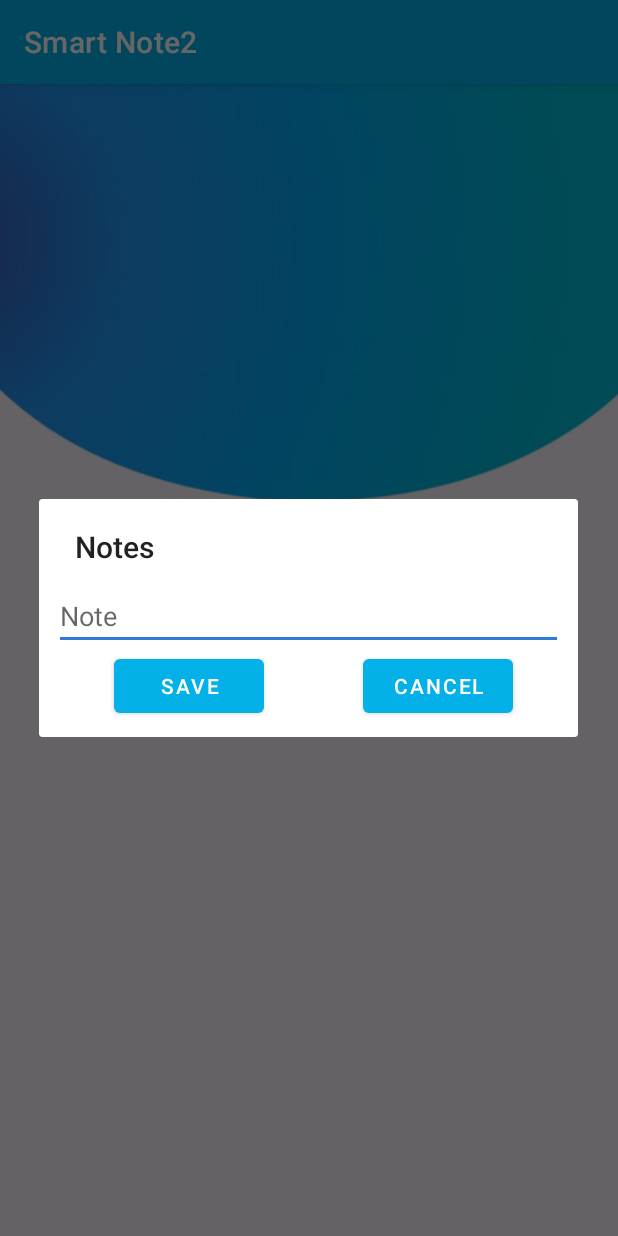
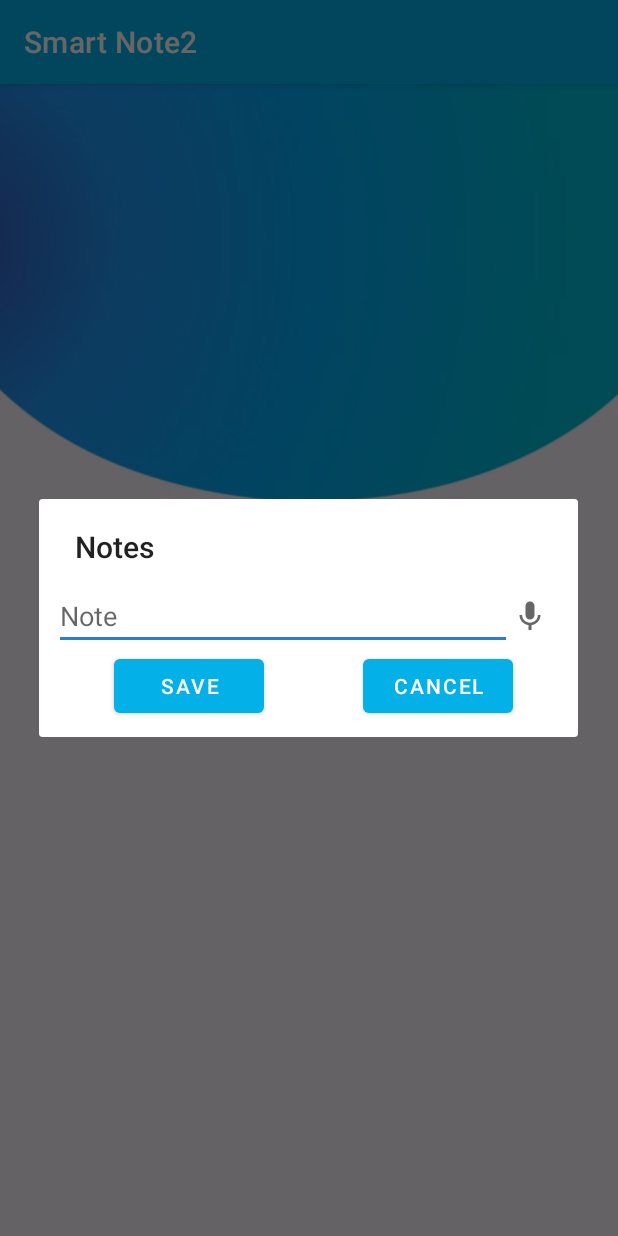
Before and after one commit to NovykovaNatalia/SmartNote, an Android app: the fragment TextNoteFragment shown on its own in the app's theme, after a tap on an icon or button, on a phone screen of 412 x 824 dp. Run offline under Robolectric (Android 15) with nearby library versions, the phone set to English and light mode, and no system bars.

Commit message:
Add STT features to TextNoteFragment.kt.

```diff
--- a/app/src/main/AndroidManifest.xml
+++ b/app/src/main/AndroidManifest.xml
@@ -2,6 +2,7 @@
 <manifest xmlns:android="http://schemas.android.com/apk/res/android"
     package="com.example.smartnote" >
     <uses-permission android:name="android.permission.RECORD_AUDIO"/>
+    <uses-permission android:name="android.permission.INTERNET"/>
     <uses-permission android:name="android.permission.READ_CALENDAR" />
     <uses-permission android:name="android.permission.WRITE_CALENDAR" />
 
--- a/app/src/main/res/layout/item_note.xml
+++ b/app/src/main/res/layout/item_note.xml
@@ -39,12 +39,11 @@
         android:layout_alignParentRight="true"
         android:layout_marginTop="30dp"
         android:layout_marginRight="20dp"
-        android:orientation="vertical">
+        android:orientation="horizontal">
 
         <ImageView
             android:layout_width="wrap_content"
             android:layout_height="wrap_content"
-            android:layout_marginBottom="20dp"
             android:src="@drawable/ic_baseline_more_horiz_24" />
     </LinearLayout>
 
--- a/app/src/main/res/layout/note_dialog.xml
+++ b/app/src/main/res/layout/note_dialog.xml
@@ -14,8 +14,16 @@
             android:id="@+id/note"
             android:hint="Note"
             android:inputType="text"
-            android:layout_width="match_parent"
+            android:layout_weight="3"
+            android:layout_width="wrap_content"
             android:layout_height="wrap_content"/>
+        <ImageView
+            android:layout_width="wrap_content"
+            android:layout_height="wrap_content"
+            android:id="@+id/image_voice"
+            android:layout_marginTop="10dp"
+            android:layout_marginRight="10dp"
+            android:src="@drawable/ic_baseline_keyboard_voice_24"/>
     </LinearLayout>
 
     <androidx.constraintlayout.widget.ConstraintLayout
```
Also changed, not shown: app/src/main/java/com/example/smartnote/ui/text_note/CustomAdapterNote.kt (+8 -0 lines), app/src/main/java/com/example/smartnote/ui/text_note/TextNoteFragment.kt (+45 -0 lines).
